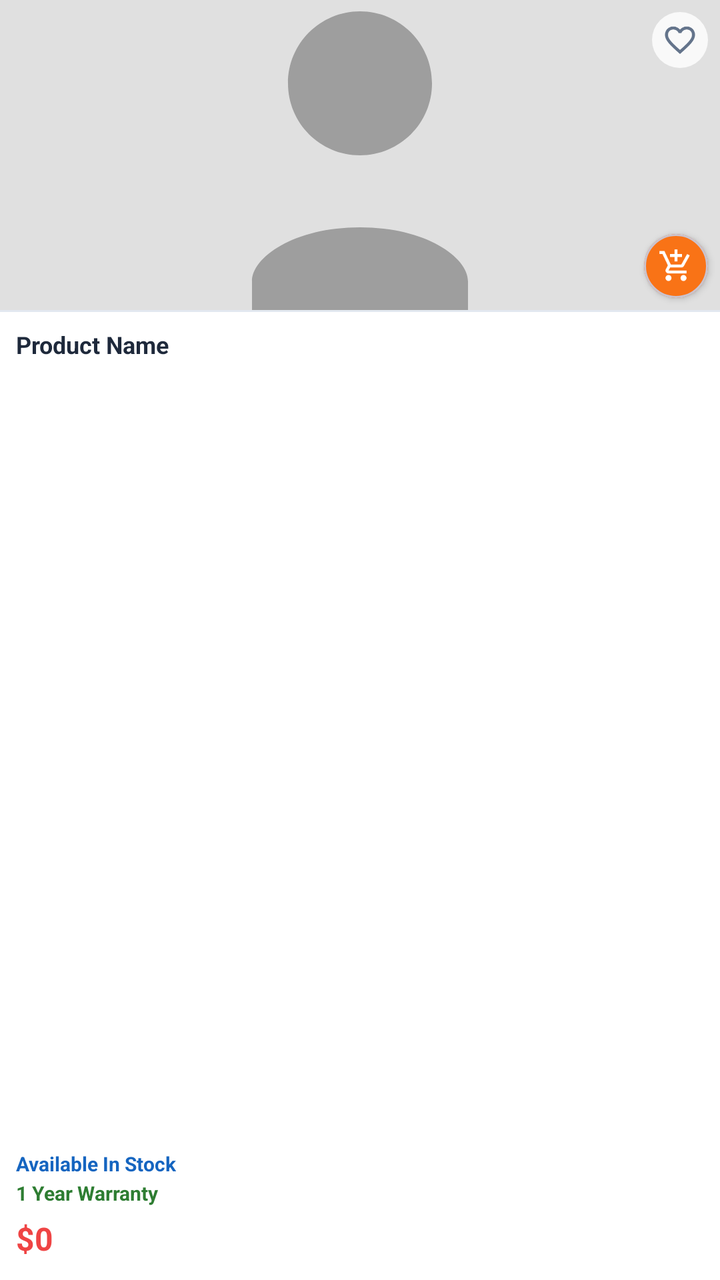
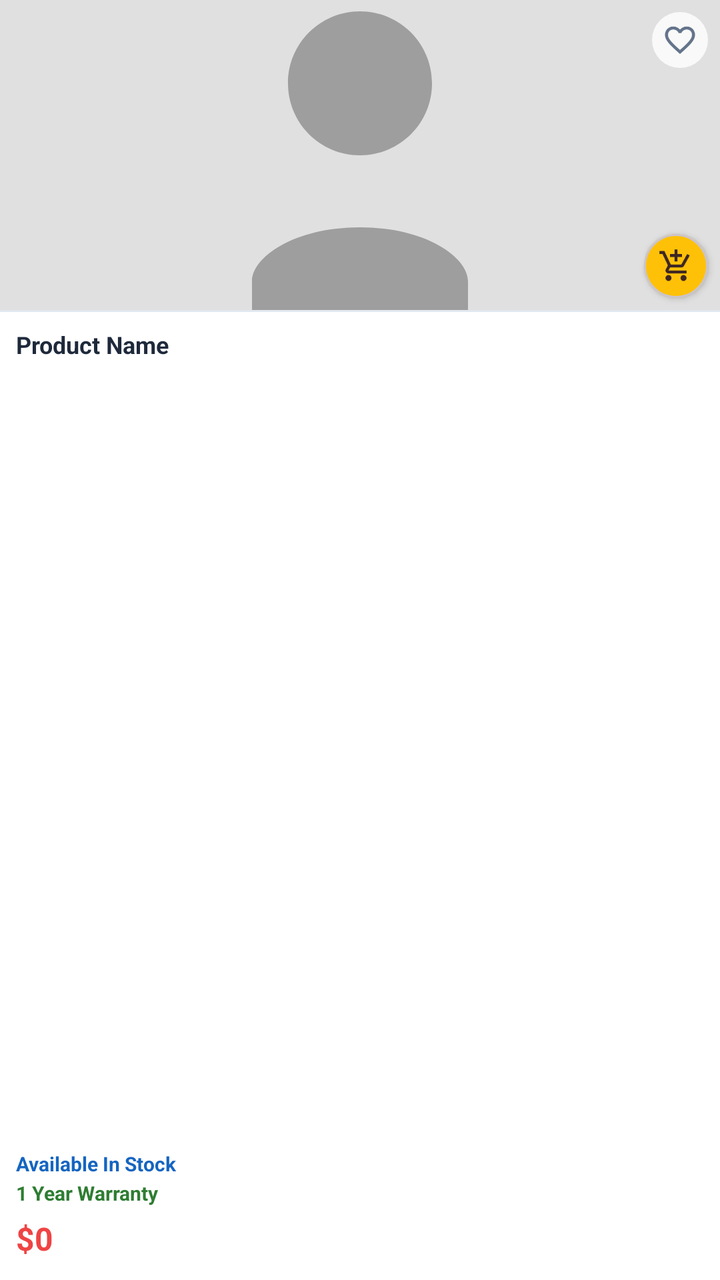

Two renders of the same Android screen: before a commit and after it. Below are the layout's source before the change and the commit's diff.
<!-- AndroidManifest.xml: application theme Theme.BeckieDealApp -->
<!-- res/layout/product_card.xml -->
﻿<?xml version="1.0" encoding="utf-8"?>

<com.google.android.material.card.MaterialCardView
    xmlns:android="http://schemas.android.com/apk/res/android"
    xmlns:app="http://schemas.android.com/apk/res-auto"
    android:layout_width="match_parent"
    android:layout_height="wrap_content"
    android:layout_margin="2dp"
    app:cardCornerRadius="0dp"
    app:cardElevation="0dp"
    app:strokeWidth="0dp"
    app:cardBackgroundColor="@color/surface">

    
    <LinearLayout
        android:layout_width="match_parent"
        android:layout_height="match_parent"
        android:orientation="vertical">

        
        <FrameLayout
            android:layout_width="match_parent"
            android:layout_height="155dp"
            android:background="@color/card_bg_secondary">

            <ImageView
                android:id="@+id/productImage"
                android:layout_width="match_parent"
                android:layout_height="match_parent"
                android:scaleType="centerCrop"
                android:src="@drawable/placeholder_image" />

            
            <ImageView
                android:id="@+id/favoriteIcon"
                android:layout_width="28dp"
                android:layout_height="28dp"
                android:layout_gravity="top|end"
                android:layout_margin="6dp"
                android:background="@drawable/favorite_background"
                android:padding="5dp"
                android:src="@drawable/ic_favorite_border"
                app:tint="@color/text_secondary" />

            
            <com.google.android.material.card.MaterialCardView
                android:id="@+id/quickAddToCartButton"
                android:layout_width="32dp"
                android:layout_height="32dp"
                android:layout_gravity="bottom|end"
                android:layout_margin="6dp"
                app:cardCornerRadius="16dp"
                app:cardElevation="2dp"
                app:cardBackgroundColor="@color/primary">
                <ImageView
                    android:layout_width="18dp"
                    android:layout_height="18dp"
                    android:layout_gravity="center"
                    android:src="@drawable/add_shopping_cart_24"
                    app:tint="@color/white_fixed" />
            </com.google.android.material.card.MaterialCardView>

        </FrameLayout>

        
        <View
            android:layout_width="match_parent"
            android:layout_height="1dp"
            android:background="@color/border_color" />

        
        <LinearLayout
            android:layout_width="match_parent"
            android:layout_height="0dp"
            android:layout_weight="1"
            android:orientation="vertical"
            android:paddingHorizontal="8dp"
            android:paddingTop="8dp"
            android:paddingBottom="10dp">

            
            <TextView
                android:id="@+id/productName"
                android:layout_width="match_parent"
                android:layout_height="wrap_content"
                android:text="Product Name"
                android:textColor="@color/text_primary"
                android:textSize="@dimen/text_size_caption"
                android:textStyle="bold"
                android:maxLines="2"
                android:ellipsize="end" />

            
            <TextView
                android:id="@+id/productVariant"
                android:layout_width="match_parent"
                android:layout_height="wrap_content"
                android:layout_marginTop="2dp"
                android:text=""
                android:textColor="@color/text_secondary"
                android:textSize="@dimen/text_size_overline"
                android:maxLines="1"
                android:ellipsize="end"
                android:visibility="gone" />

            
            <Space
                android:layout_width="0dp"
                android:layout_height="0dp"
                android:layout_weight="1" />

            
            <TextView
                android:id="@+id/stockStatus"
                android:layout_width="wrap_content"
                android:layout_height="wrap_content"
                android:text="Available In Stock"
                android:textColor="#1565C0"
                android:textSize="@dimen/text_size_overline"
                android:textStyle="bold" />

            
            <TextView
                android:id="@+id/warrantyText"
                android:layout_width="wrap_content"
                android:layout_height="wrap_content"
                android:layout_marginTop="1dp"
                android:text="1 Year Warranty"
                android:textColor="#2E7D32"
                android:textSize="@dimen/text_size_overline"
                android:textStyle="bold" />

            
            <TextView
                android:id="@+id/skuText"
                android:layout_width="wrap_content"
                android:layout_height="wrap_content"
                android:layout_marginTop="1dp"
                android:text=""
                android:textColor="#00897B"
                android:textSize="@dimen/text_size_overline"
                android:textStyle="bold"
                android:visibility="gone" />

            
            <TextView
                android:id="@+id/productPrice"
                android:layout_width="wrap_content"
                android:layout_height="wrap_content"
                android:layout_marginTop="5dp"
                android:text="$0"
                android:textColor="@color/red_error"
                android:textSize="@dimen/text_size_body_large"
                android:textStyle="bold" />

            
            <TextView
                android:id="@+id/productSpecs"
                android:layout_width="match_parent"
                android:layout_height="wrap_content"
                android:layout_marginTop="4dp"
                android:text=""
                android:textColor="@color/text_secondary"
                android:textSize="@dimen/text_size_overline"
                android:lineSpacingMultiplier="1.3"
                android:maxLines="3"
                android:ellipsize="end"
                android:visibility="gone" />

            
            <TextView
                android:id="@+id/freeItemsText"
                android:layout_width="wrap_content"
                android:layout_height="wrap_content"
                android:layout_marginTop="2dp"
                android:text=""
                android:textColor="@color/red_error"
                android:textSize="@dimen/text_size_overline"
                android:textStyle="italic"
                android:visibility="gone" />

        </LinearLayout>

    </LinearLayout>

</com.google.android.material.card.MaterialCardView>
<!-- resources referenced by this layout -->
<resources>
  <color name="border_color">#E2E8F0</color>
  <color name="card_bg_secondary">#F1F5F9</color>
  <color name="primary">#F97316</color>
  <color name="red_error">#EF4444</color>
  <color name="surface">#FFFFFF</color>
  <color name="text_primary">#1E293B</color>
  <color name="text_secondary">#64748B</color>
  <color name="white_fixed">#FFFFFF</color>
  <dimen name="text_size_body_large">15sp</dimen>
  <dimen name="text_size_caption">11sp</dimen>
  <dimen name="text_size_overline">9sp</dimen>
  <!-- drawable favorite_background (drawable) -->
  <?xml version="1.0" encoding="utf-8"?>
  <shape xmlns:android="http://schemas.android.com/apk/res/android"
      android:shape="oval">
      <solid android:color="#CCFFFFFF" />
  </shape>
  <!-- drawable placeholder_image (drawable) -->
  <?xml version="1.0" encoding="utf-8"?>
  <vector xmlns:android="http://schemas.android.com/apk/res/android"
      android:width="200dp"
      android:height="200dp"
      android:viewportWidth="200"
      android:viewportHeight="200">
  
      
      <path
          android:fillColor="#E0E0E0"
          android:pathData="M0,0h200v200h-200z" />
  
      
      <path
          android:fillColor="#9E9E9E"
          android:pathData="M100,60c11.05,0 20,8.95 20,20s-8.95,20 -20,20 -20,-8.95 -20,-20 8.95,-20 20,-20zM100,120c18.28,0 30,8.28 30,15v20H70v-20c0,-6.72 11.72,-15 30,-15z" />
  </vector>
  <style name="Theme.BeckieDealApp" parent="Base.Theme.BeckieDealApp">
          <item name="buttonStyle">@style/Widget.App.Button</item>
          <item name="materialButtonStyle">@style/Widget.App.Button</item>
      </style>
  <style name="Widget.App.Button" parent="Widget.Material3.Button">
          <item name="shapeAppearance">@style/ShapeAppearance.App.Button.Pill</item>
      </style>
  <color name="on_primary">#FFFFFF</color>
  <color name="primary_container">#F97316</color>
  <color name="on_primary_container">#582200</color>
  <color name="background">#F8FAFC</color>
  <color name="on_surface">#251913</color>
  <style name="Widget.App.BottomNavigationView" parent="Widget.Material3.BottomNavigationView">
          <item name="itemIconSize">22dp</item>
          <item name="itemIconTint">@color/bottom_nav_color</item>
          <item name="itemTextColor">@color/bottom_nav_color</item>
          
          <item name="android:background">@null</item>
          <item name="backgroundTint">@null</item>
          <item name="labelVisibilityMode">selected</item>
          <item name="itemActiveIndicatorStyle">@style/Widget.App.BottomNav.ActiveIndicator</item>
          <item name="itemPaddingTop">4dp</item>
          <item name="itemPaddingBottom">4dp</item>
      </style>
  <style name="ShapeAppearance.App.Button.Pill" parent="">
          <item name="cornerFamily">rounded</item>
          <item name="cornerSize">50%</item>
      </style>
  <style name="Widget.App.BottomNav.ActiveIndicator" parent="Widget.Material3.BottomNavigationView.ActiveIndicator">
          <item name="android:color">@color/nav_indicator_fill</item>
          <item name="android:width">80dp</item>
          <item name="android:height">36dp</item>
          <item name="shapeAppearance">@style/ShapeAppearance.App.BottomNav.ActiveIndicator</item>
      </style>
  <color name="nav_indicator_fill">#FFF1EB</color>
  <style name="ShapeAppearance.App.BottomNav.ActiveIndicator" parent="">
          <item name="cornerFamily">rounded</item>
          <item name="cornerSize">50%</item>
      </style>
  <!-- unchanged entries left out for length: 3 -->
</resources>

<!-- the commit's change to res/layout/product_card.xml (unified diff, before → after) -->
@@ -51,13 +51,13 @@
                 android:layout_margin="6dp"
                 app:cardCornerRadius="16dp"
                 app:cardElevation="2dp"
-                app:cardBackgroundColor="@color/primary">
+                app:cardBackgroundColor="@color/yellow_star">
                 <ImageView
                     android:layout_width="18dp"
                     android:layout_height="18dp"
                     android:layout_gravity="center"
                     android:src="@drawable/add_shopping_cart_24"
-                    app:tint="@color/white_fixed" />
+                    app:tint="@color/dark_brown" />
             </com.google.android.material.card.MaterialCardView>
 
         </FrameLayout>
<!-- resource entries referenced after the edit -->
@@ -2,12 +2,13 @@
 <resources>
   <color name="border_color">#E2E8F0</color>
   <color name="card_bg_secondary">#F1F5F9</color>
+  <color name="dark_brown">#3E2723</color>
   <color name="primary">#F97316</color>
   <color name="red_error">#EF4444</color>
   <color name="surface">#FFFFFF</color>
   <color name="text_primary">#1E293B</color>
   <color name="text_secondary">#64748B</color>
-  <color name="white_fixed">#FFFFFF</color>
+  <color name="yellow_star">#FFC107</color>
   <dimen name="text_size_body_large">15sp</dimen>
   <dimen name="text_size_caption">11sp</dimen>
   <dimen name="text_size_overline">9sp</dimen>
